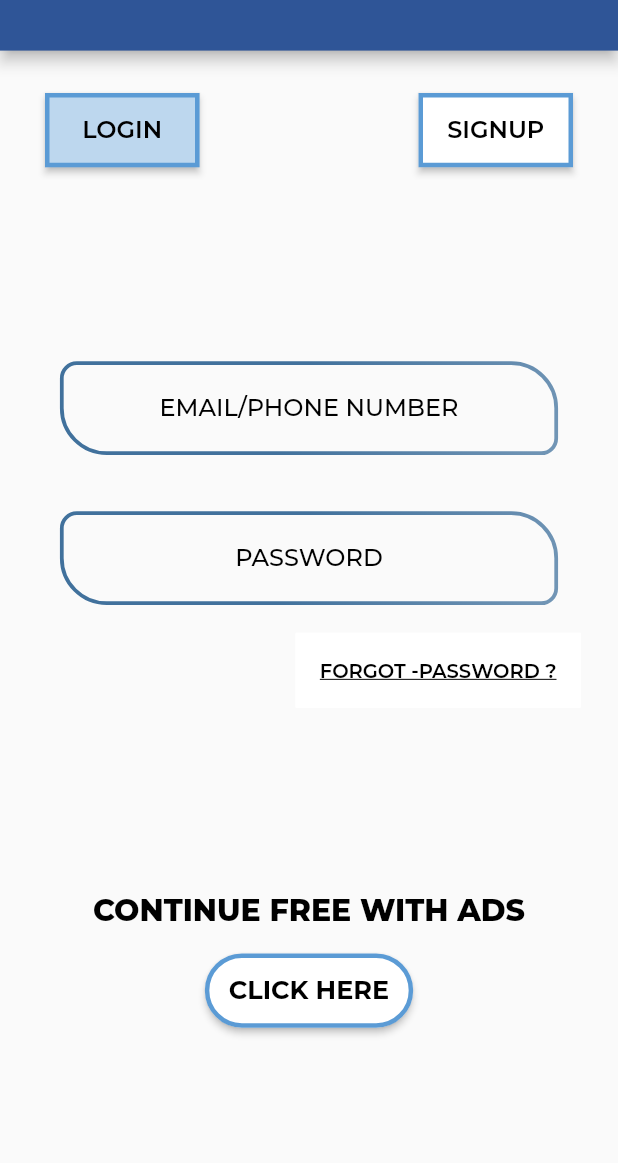
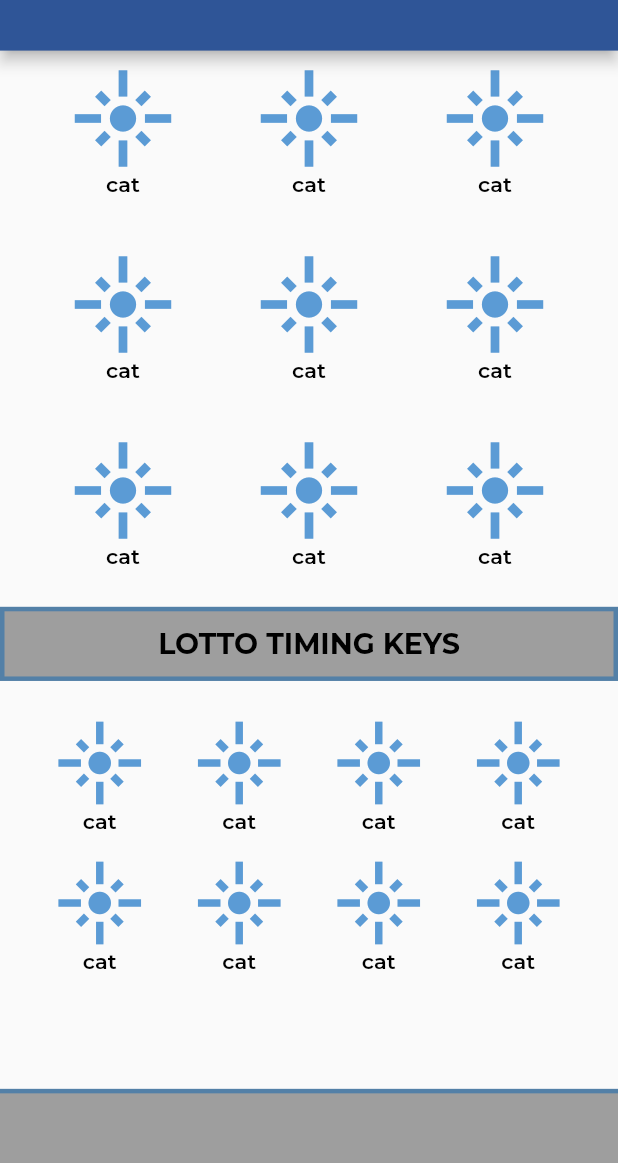
Before and after one commit to zolovio/lotto_grazer, a Flutter app: the LoginUi screen opened by its route, after a tap on "LOGIN", after a tap on "SIGNUP", after a tap on "CLICK HERE", on a phone screen of 412 x 824 dp, the part 73-1236 px from its top. Run offline on Flutter 3.47's test engine with Material 2 defaults, Android fonts, the light colour scheme and no system bars; our stand-ins replace google_fonts.

Commit message:
home page added

```diff
--- a/lib/features/auth/ui/auth_ui.dart
+++ b/lib/features/auth/ui/auth_ui.dart
@@ -4,6 +4,7 @@ import 'package:lotto_grazer/res/colors.dart';
 import 'package:lotto_grazer/res/components/custom_appbar.dart';
 import 'package:lotto_grazer/res/components/custom_button.dart';
 import 'package:lotto_grazer/res/components/custom_formfield.dart';
+import 'package:lotto_grazer/utils/routes/routes_names.dart';
 import 'package:lotto_grazer/utils/utils.dart';
 
 class LoginUi extends StatefulWidget {
@@ -307,8 +308,7 @@ class _LoginUiState extends State<LoginUi> {
                       ? CustomButton(
                           title: 'CLICK HERE',
                           onpress: () {
-                            // islogin.value = !islogin.value;
-                            // Navigator.of(context).pushNamed(RoutesName.login);
+                            Navigator.of(context).pushNamed(RoutesName.home);
                           },
                           bgColor: AppColors.whiteColor,
                           fgColor: AppColors.blackColor,
@@ -326,8 +326,7 @@ class _LoginUiState extends State<LoginUi> {
                       : CustomButton(
                           title: 'SIGNUP',
                           onpress: () {
-                            // islogin.value = !islogin.value;
-                            // Navigator.of(context).pushNamed(RoutesName.login);
+                            Navigator.of(context).pushNamed(RoutesName.home);
                           },
                           bgColor: AppColors.greyColor.withOpacity(0.1),
                           fgColor: AppColors.blackColor,
--- /dev/null
+++ b/lib/features/home page/home_ui.dart
@@ -0,0 +1,148 @@
+import 'package:flutter/material.dart';
+import 'package:flutter/src/widgets/container.dart';
+import 'package:flutter/src/widgets/framework.dart';
+import 'package:google_fonts/google_fonts.dart';
+import 'package:lotto_grazer/res/colors.dart';
+import 'package:lotto_grazer/res/components/custom_appbar.dart';
+import 'package:lotto_grazer/res/components/custom_container.dart';
+import 'package:lotto_grazer/utils/routes/routes_names.dart';
+import 'package:lotto_grazer/utils/utils.dart';
+
+class HomePageUi extends StatefulWidget {
+  const HomePageUi({super.key});
+
+  @override
+  State<HomePageUi> createState() => _HomePageUiState();
+}
+
+class _HomePageUiState extends State<HomePageUi> {
+  @override
+  Widget build(BuildContext context) {
+    return Scaffold(
+      appBar: PreferredSize(
+        preferredSize:
+            Size(Utils.width(context) * 1, Utils.height(context) * 0.1),
+        child: const CutomAppBar(),
+      ),
+      body: Column(
+        children: [
+          SizedBox(
+            width: Utils.width(context) * 1,
+            height: Utils.height(context) * 0.45,
+            child: GridView.builder(
+              padding:
+                  const EdgeInsets.symmetric(horizontal: 25.0, vertical: 10.0),
+              // physics: const NeverScrollableScrollPhysics(),
+              shrinkWrap: true,
+              gridDelegate: const SliverGridDelegateWithFixedCrossAxisCount(
+                crossAxisCount: 3,
+                crossAxisSpacing: 10.0,
+                mainAxisSpacing: 10.0,
+                // childAspectRatio: 0.7,
+              ),
+              itemCount: 11,
+              itemBuilder: (context, index) {
+                return InkWell(
+                  onTap: () {
+                    // Navigator.of(context).pushNamed(RoutesName.products);
+                  },
+                  child: Column(
+                    mainAxisSize: MainAxisSize.min,
+                    children: [
+                      const Icon(
+                        Icons.flare_sharp,
+                        size: 70.0,
+                        color: AppColors.blueColor,
+                      ),
+                      Text(
+                        'cat',
+                        textAlign: TextAlign.center,
+                        softWrap: true,
+                        style: GoogleFonts.montserrat(
+                            fontWeight: FontWeight.w600,
+                            color: AppColors.blackColor,
+                            fontSize: 14.0,
+                            wordSpacing: 0,
+                            textStyle: Theme.of(context).textTheme.headline4),
+                      ),
+                    ],
+                  ),
+                );
+              },
+            ),
+          ),
+          CustomContainer(
+            width: Utils.width(context) * 1,
+            height: Utils.height(context) * 0.06,
+            title: 'LOTTO TIMING KEYS',
+            bgColor: AppColors.greyColor,
+            fgColor: AppColors.blackColor,
+            bdColor: AppColors.lightBlueColor,
+            bottomRightRadius: 0.0,
+            bottomLeftRadius: 0.0,
+            topLeftRadius: 0.0,
+            topRightRadius: 0.0,
+            fontsize: 19.0,
+            fontweight: FontWeight.w700,
+            bdwidth: 3.0,
+          ),
+          Expanded(
+            child: GridView.builder(
+              padding: const EdgeInsets.all(25.0),
+              // physics: const NeverScrollableScrollPhysics(),
+              shrinkWrap: true,
+              gridDelegate: const SliverGridDelegateWithFixedCrossAxisCount(
+                crossAxisCount: 4,
+                crossAxisSpacing: 10.0,
+                mainAxisSpacing: 10.0,
+                // childAspectRatio: 0.7,
+              ),
+              itemCount: 8,
+              itemBuilder: (context, index) {
+                return InkWell(
+                  onTap: () {
+                    // Navigator.of(context).pushNamed(RoutesName.products);
+                  },
+                  child: Column(
+                    mainAxisSize: MainAxisSize.min,
+                    children: [
+                      const Icon(
+                        Icons.flare_sharp,
+                        size: 60.0,
+                        color: AppColors.blueColor,
+                      ),
+                      Text(
+                        'cat',
+                        textAlign: TextAlign.center,
+                        softWrap: true,
+                        style: GoogleFonts.montserrat(
+                            fontWeight: FontWeight.w600,
+                            color: AppColors.blackColor,
+                            fontSize: 14.0,
+                            wordSpacing: 0,
+                            textStyle: Theme.of(context).textTheme.headline4),
+                      ),
+                    ],
+                  ),
+                );
+              },
+            ),
+          ),
+          Container(
+            width: Utils.width(context) * 1,
+            height: Utils.height(context) * 0.06,
+            decoration: BoxDecoration(
+              color: AppColors.greyColor,
+              border: const Border(
+                top: BorderSide(
+                  color: AppColors.lightBlueColor,
+                  width: 3.0,
+                ),
+              ),
+            ),
+          ),
+        ],
+      ),
+    );
+  }
+}
--- a/lib/res/components/custom_container.dart
+++ b/lib/res/components/custom_container.dart
@@ -13,6 +13,7 @@ class CustomContainer extends StatelessWidget {
   double? width;
   double? height;
   double? fontsize;
+  FontWeight fontweight;
   double bdwidth;
   CustomContainer({
     super.key,
@@ -27,6 +28,7 @@ class CustomContainer extends StatelessWidget {
     this.height,
     this.width,
     this.fontsize,
+    this.fontweight = FontWeight.w600,
     this.bdwidth = 2.0,
   });
 
@@ -52,7 +54,7 @@ class CustomContainer extends StatelessWidget {
         child: Text(
           title.toString(),
           style: GoogleFonts.montserrat(
-              fontWeight: FontWeight.w600,
+              fontWeight: fontweight,
               color: fgColor,
               fontSize: fontsize,
               wordSpacing: 0,
--- a/lib/utils/routes/routes.dart
+++ b/lib/utils/routes/routes.dart
@@ -1,6 +1,7 @@
 import 'package:flutter/material.dart';
 import 'package:lotto_grazer/features/auth/ui/auth_ui.dart';
 import 'package:lotto_grazer/features/auth/splash_screen.dart';
+import 'package:lotto_grazer/features/home%20page/home_ui.dart';
 import 'package:lotto_grazer/features/language/language_ui.dart';
 import 'package:lotto_grazer/utils/routes/routes_names.dart';
 
@@ -23,8 +24,9 @@ class Routes {
       case RoutesName.login:
         return MaterialPageRoute(
             builder: (BuildContext context) => const LoginUi());
-      // case RoutesName.signUp:
-      //   return MaterialPageRoute(builder: (BuildContext context) => const SignUpView());
+      case RoutesName.home:
+        return MaterialPageRoute(
+            builder: (BuildContext context) => const HomePageUi());
 
       default:
         return MaterialPageRoute(builder: (_) {
--- a/lib/utils/routes/routes_names.dart
+++ b/lib/utils/routes/routes_names.dart
@@ -7,6 +7,5 @@ class RoutesName {
   // static const String signUp = 'signup_screen';
 
   //home screen routes name
-  // static const String home = 'home_sceen';
-
+  static const String home = 'home_ui';
 }
```
